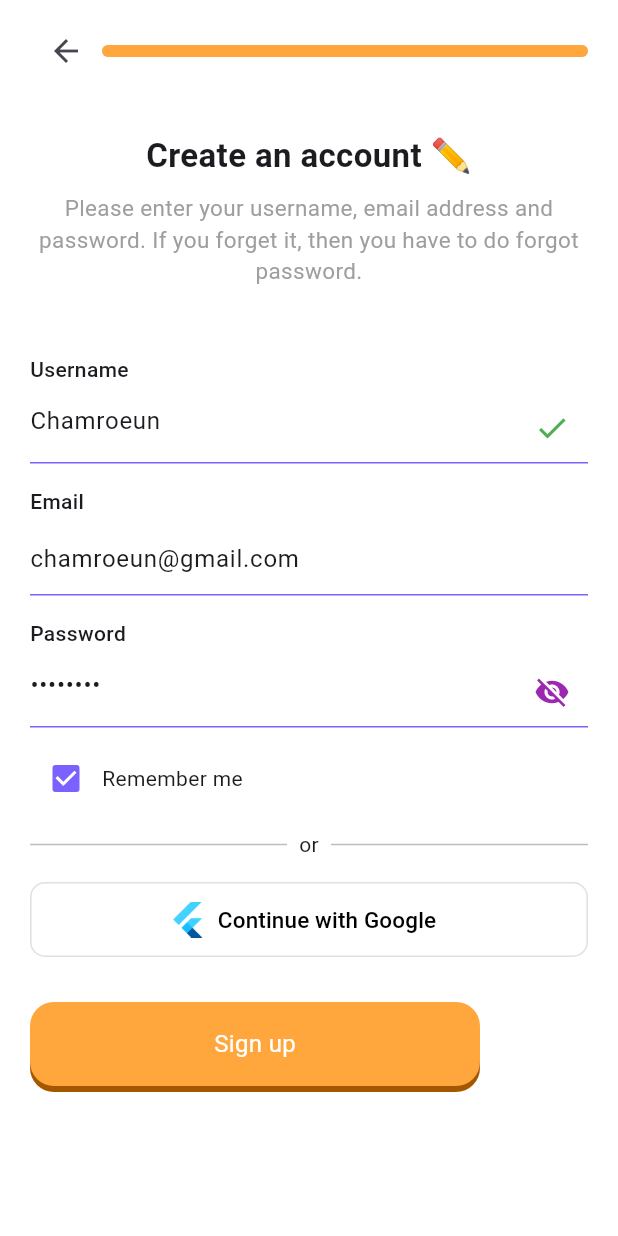
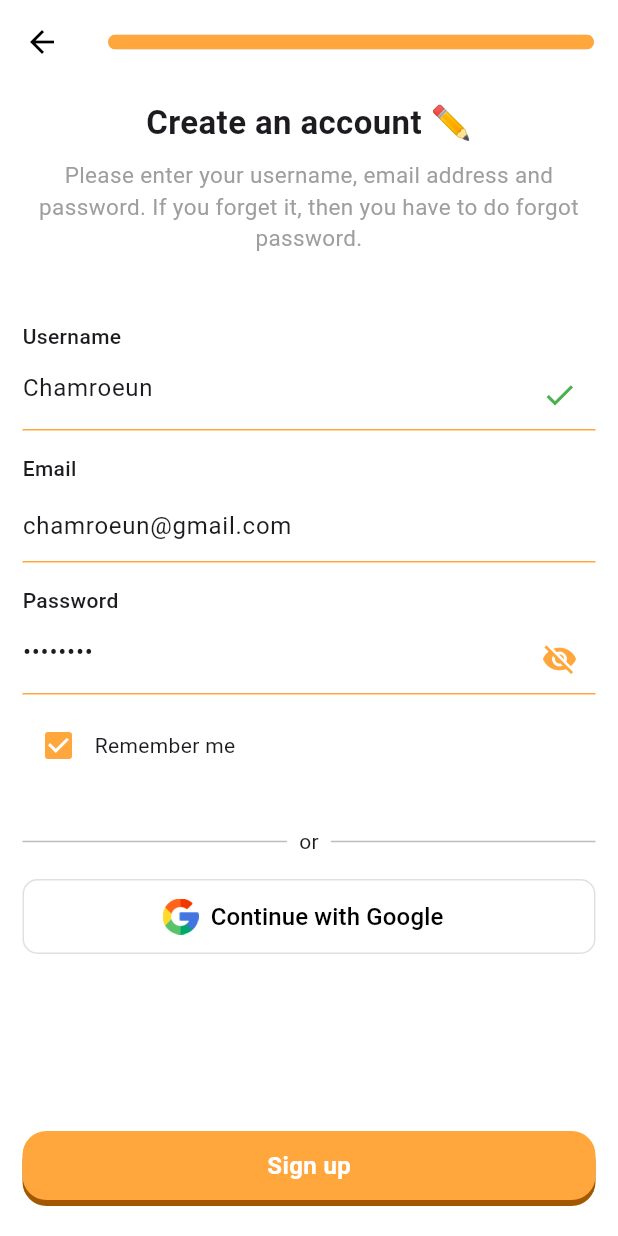
Before and after one commit to Ly-Chheng/quizzo, a Flutter app: the SignUpPage screen opened by its route, on a phone screen of 412 x 824 dp. Run offline on Flutter 3.47's test engine with Material 3 defaults, Android fonts, the phone set to English and light mode, and no system bars; our stand-ins replace firebase_core, firebase_messaging, flutter_dotenv, flutter_local_notifications, get, get_storage and 1 more; accounts and stored records are empty.

Commit message:
Updated auth

```diff
--- a/lib/views/auth/sign_up.dart
+++ b/lib/views/auth/sign_up.dart
@@ -2,6 +2,7 @@ import 'package:flutter/material.dart';
 import 'package:get/get.dart';
 import 'package:quizzo/widgets/animated_button.dart';
 import 'package:quizzo/widgets/custom_dialog.dart';
+import 'package:quizzo/widgets/custom_auth.dart';
 
 class SignUpPage extends StatefulWidget {
   const SignUpPage({super.key});
@@ -25,71 +26,82 @@ class _SignUpPageState extends State<SignUpPage> {
   Widget build(BuildContext context) {
     return Scaffold(
       backgroundColor: Colors.white,
-      body: SafeArea(
-  child: SingleChildScrollView(
-    padding: const EdgeInsets.symmetric(horizontal: 20, vertical: 10),
-    child: Column(
-      crossAxisAlignment: CrossAxisAlignment.start,
-      children: [
-        // Back button & Progress Bar
-        Row(
-          children: [
-            IconButton(
-              icon: const Icon(Icons.arrow_back),
+      resizeToAvoidBottomInset: true,
+      // AppBar with back button and progress bar
+      appBar: AppBar(
+        backgroundColor: Colors.white,
+        elevation: 0,
+        leading: IconButton(
+          icon: const Icon(Icons.arrow_back, color: Colors.black),
           onPressed: () {
-                Get.toNamed('/CreateAccountPage');
+            FocusScope.of(context).unfocus(); // Close the keyboard
+            // Get.back(); // Go back instead of pushing new route
+             Future.delayed(const Duration(milliseconds: 50), () {
+              Get.back();
+            });
           },
         ),
-            Expanded(
-              child: ClipRRect(
+        title: ClipRRect(
           borderRadius: BorderRadius.circular(10),
           child: LinearProgressIndicator(
             value: 1.0,
-                  minHeight: 8,
+            minHeight: (Get.context?.isPhone ?? true) ? 10 : 12,
             backgroundColor: Colors.grey.shade300,
             valueColor: const AlwaysStoppedAnimation<Color>(
               Color(0xFFFFA63D),
             ),
           ),
         ),
+        centerTitle: true,
       ),
-          ],
-        ),
-        const SizedBox(height: 30),
-
+      body: GestureDetector(
+        onTap: () => FocusScope.of(context).unfocus(),
+        child: SafeArea(
+          child: Column(
+            children: [
+              Expanded(
+                child: SingleChildScrollView(
+                  child: Padding(
+                    padding: const EdgeInsets.symmetric(horizontal: 15, vertical: 10),
+                    child: Column(
+                      crossAxisAlignment: CrossAxisAlignment.start,
+                      children: [
                         // Title
-        const Center(
+                        Center(
                           child: Text(
                             "Create an account ✏️",
-            style: TextStyle(fontSize: 22, fontWeight: FontWeight.bold),
+                            style: TextStyle(
+                                fontSize:
+                                    (Get.context?.isPhone ?? true) ? 22 : 25,
+                                fontWeight: FontWeight.bold),
                           ),
                         ),
-        const SizedBox(height: 8),
+                        SizedBox(
+                          height: (Get.context?.isPhone ?? true) ? 8 : 10,
+                        ),
 
                         // Subtitle
-        const Center(
+                        Center(
                           child: Text(
                             "Please enter your username, email address and password. "
                             "If you forget it, then you have to do forgot password.",
-            style: TextStyle(fontSize: 15, color: Colors.grey),
+                            style: TextStyle(
+                                fontSize:
+                                    (Get.context?.isPhone ?? true) ? 15 : 18,
+                                color: Colors.grey),
                             textAlign: TextAlign.center,
                           ),
                         ),
-        const SizedBox(height: 30),
+                        SizedBox(
+                          height: (Get.context?.isPhone ?? true) ? 30 : 60,
+                        ),
 
                         // Username
                         _buildLabel("Username"),
-        TextField(
+                        CustomUnderlineTextField(
                           controller: usernameController,
-          decoration: InputDecoration(
-            suffixIcon: const Icon(Icons.check, color: Colors.green),
-            enabledBorder: const UnderlineInputBorder(
-              borderSide: BorderSide(color: Color(0xFF7B61FF)),
-            ),
-            focusedBorder: const UnderlineInputBorder(
-              borderSide: BorderSide(color: Color(0xFF7B61FF), width: 2),
-            ),
-          ),
+                          hintText: 'Enter username',
+                          suffixIcon: Icons.check,
                         ),
 
                         // Email
@@ -98,37 +110,20 @@ class _SignUpPageState extends State<SignUpPage> {
                           controller: emailController,
                           decoration: const InputDecoration(
                             enabledBorder: UnderlineInputBorder(
-              borderSide: BorderSide(color: Color(0xFF7B61FF)),
+                              borderSide: BorderSide(color: Color(0xFFFFA63D)),
                             ),
                             focusedBorder: UnderlineInputBorder(
-              borderSide: BorderSide(color: Color(0xFF7B61FF), width: 2),
+                              borderSide:
+                                  BorderSide(color: Color(0xFFFFA63D), width: 2),
                             ),
                           ),
                         ),
 
                         // Password
                         _buildLabel("Password"),
-        TextField(
+                        PasswordField(
                           controller: passwordController,
-          obscureText: !passwordVisible,
-          decoration: InputDecoration(
-            suffixIcon: IconButton(
-              icon: Icon(
-                passwordVisible
-                    ? Icons.visibility
-                    : Icons.visibility_off,
-                color: Colors.purple,
-              ),
-              onPressed: () =>
-                  setState(() => passwordVisible = !passwordVisible),
-            ),
-            enabledBorder: const UnderlineInputBorder(
-              borderSide: BorderSide(color: Color(0xFF7B61FF)),
-            ),
-            focusedBorder: const UnderlineInputBorder(
-              borderSide: BorderSide(color: Color(0xFF7B61FF), width: 2),
-            ),
-          ),
+                          hintText: 'Enter password',
                         ),
 
                         const SizedBox(height: 10),
@@ -137,7 +132,7 @@ class _SignUpPageState extends State<SignUpPage> {
                         Row(
                           children: [
                             Checkbox(
-              activeColor: const Color(0xFF7B61FF),
+                              activeColor: const Color(0xFFFFA63D),
                               value: rememberMe,
                               onChanged: (value) =>
                                   setState(() => rememberMe = value ?? false),
@@ -145,8 +140,9 @@ class _SignUpPageState extends State<SignUpPage> {
                             const Text("Remember me"),
                           ],
                         ),
-
-        const SizedBox(height: 10),
+                        SizedBox(
+                          height: (Get.context?.isPhone ?? true) ? 30 : 40,
+                        ),
 
                         // Divider with OR
                         Row(
@@ -163,58 +159,48 @@ class _SignUpPageState extends State<SignUpPage> {
 
                         // Google button
                         _buildSocialButton(
-          icon: "assets/icons/Flutter_logo.png",
+                          icon: "assets/icons/google.png",
                           text: "Continue with Google",
                         ),
 
-        const SizedBox(height: 30),
-
-        // Sign up button
-        // SizedBox(
-        //   width: double.infinity,
-        //   child: ElevatedButton(
-        //     style: ElevatedButton.styleFrom(
-        //       backgroundColor: const Color(0xFF7B61FF),
-        //       padding: const EdgeInsets.symmetric(vertical: 15),
-        //       shape: RoundedRectangleBorder(
-        //         borderRadius: BorderRadius.circular(30),
-        //       ),
-        //     ),
-        //     onPressed: () {
-        //       showDialog(
-        //         context: context,
-        //         barrierDismissible: false,
-        //         builder: (context) => const SuccessDialog(),
-        //       );
-        //     },
-        //     child: const Text(
-        //       "Sign up",
-        //       style: TextStyle(fontSize: 16, color: Colors.white),
-        //     ),
-        //   ),
-        // ),
-        AnimatedButton(
-              width: 300,
-              height: 60,
+                        // const Spacer(),
+                      ],
+                    ),
+                  ),
+                ),
+              ),
+              Padding(
+                padding: const EdgeInsets.only(left: 15,right: 15,bottom: 20),
+                child: AnimatedButton(
+                  width: double.infinity,
+                  height: (Get.context?.isPhone ?? true) ? 50 : 60,
                   color: const Color(0xFFFFA63D),
                   borderRadius: 16,
                   shadowDegree: ShadowDegree.dark,
                   duration: 100,
                   enabled: true,
                   onPressed: () {
-                Get.toNamed('/SignUpPage');
+                    showDialog(
+                      context: context,
+                      barrierDismissible: false,
+                      builder: (context) => const SuccessDialog(),
+                    );
                   },
-              child: const Text(
+                  child: Text(
                     "Sign up",
-                 style: TextStyle(fontSize: 16, color: Colors.white),
+                    style: TextStyle(
+                      fontSize: (Get.context?.isPhone ?? true) ? 16 : 18,
+                      color: Colors.white,
+                      fontWeight: FontWeight.w600,
                     ),
                   ),
-        const SizedBox(height: 20),
+                ),
+              ),
+
             ],
           ),
         ),
       ),
-
     );
   }
 
@@ -223,7 +209,10 @@ class _SignUpPageState extends State<SignUpPage> {
       padding: const EdgeInsets.only(top: 15, bottom: 5),
       child: Text(
         label,
-        style: const TextStyle(fontWeight: FontWeight.w500, fontSize: 14),
+        style: TextStyle(
+          fontWeight: FontWeight.w500,
+          fontSize: (Get.context?.isPhone ?? true) ? 14 : 16,
+        ),
       ),
     );
   }
@@ -232,17 +221,25 @@ class _SignUpPageState extends State<SignUpPage> {
     return OutlinedButton.icon(
       style: OutlinedButton.styleFrom(
         side: BorderSide(color: Colors.grey.shade300),
-        minimumSize: const Size(double.infinity, 50),
+        minimumSize: Size(
+          double.infinity,
+          (Get.context?.isPhone ?? true) ? 50 : 60,
+        ),
         shape: RoundedRectangleBorder(
           borderRadius: BorderRadius.circular(10),
         ),
       ),
-      icon: Image.asset(icon, height: 24, width: 24),
+      icon: Image.asset(icon, height: (Get.context?.isPhone ?? true) ? 24 : 35, width: (Get.context?.isPhone ?? true) ? 24 : 35,),
       label: Text(
         text,
-        style: const TextStyle(color: Colors.black, fontSize: 15),
+        style: TextStyle(
+          color: Colors.black,
+          fontSize: (Get.context?.isPhone ?? true) ? 16 : 18,
         ),
-      onPressed: () {},
+      ),
+      onPressed: () {
+        // Get.toNamed('/CreateAccountPage');
+      },
     );
   }
 }
--- a/lib/widgets/animated_button.dart
+++ b/lib/widgets/animated_button.dart
@@ -46,9 +46,15 @@ class _AnimatedButtonState extends State<AnimatedButton> {
     final double _height = widget.height - _shadowHeight;
 
     return GestureDetector(
-      // width here is required for centering the button in parent
-      child: Container(
-        width: widget.width,
+      // Use LayoutBuilder to handle double.infinity width
+      child: LayoutBuilder(
+        builder: (context, constraints) {
+          final double actualWidth = widget.width == double.infinity
+              ? constraints.maxWidth
+              : widget.width;
+
+          return Container(
+            width: actualWidth,
             height: _height + _shadowHeight,
             child: Stack(
               children: <Widget>[
@@ -58,7 +64,7 @@ class _AnimatedButtonState extends State<AnimatedButton> {
                   bottom: 0,
                   child: Container(
                     height: _height,
-                width: widget.width,
+                    width: actualWidth,
                     decoration: BoxDecoration(
                       color: widget.enabled
                           ? darken(widget.color, widget.shadowDegree)
@@ -73,7 +79,7 @@ class _AnimatedButtonState extends State<AnimatedButton> {
                   bottom: _position,
                   child: Container(
                     height: _height,
-                width: widget.width,
+                    width: actualWidth,
                     decoration: BoxDecoration(
                       color: widget.enabled ? widget.color : widget.disabledColor,
                       borderRadius: _getBorderRadius(),
@@ -83,6 +89,8 @@ class _AnimatedButtonState extends State<AnimatedButton> {
                 ),
               ],
             ),
+          );
+        },
       ),
       onTapDown: widget.enabled ? _pressed : null,
       onTapUp: widget.enabled ? _unPressedOnTapUp : null,
--- /dev/null
+++ b/lib/widgets/custom_auth.dart
@@ -0,0 +1,93 @@
+import 'package:flutter/material.dart';
+
+class CustomUnderlineTextField extends StatelessWidget {
+  final TextEditingController controller;
+  final String? hintText;
+  final IconData? suffixIcon;
+  final Color underlineColor;
+  final Color iconColor;
+
+  const CustomUnderlineTextField({
+    super.key,
+    required this.controller,
+    this.hintText,
+    this.suffixIcon,
+    this.underlineColor = const Color(0xFFFFA63D),
+    this.iconColor = Colors.green,
+  });
+
+  @override
+  Widget build(BuildContext context) {
+    return TextField(
+      controller: controller,
+      decoration: InputDecoration(
+        hintText: hintText,
+        suffixIcon: suffixIcon != null
+            ? Icon(suffixIcon, color: iconColor)
+            : null,
+        enabledBorder: UnderlineInputBorder(
+          borderSide: BorderSide(color: underlineColor),
+        ),
+        focusedBorder: UnderlineInputBorder(
+          borderSide: BorderSide(color: underlineColor, width: 2),
+        ),
+      ),
+    );
+  }
+}
+
+
+
+class PasswordField extends StatefulWidget {
+  final TextEditingController controller;
+  final Color underlineColor;
+  final Color iconColor;
+  final String? hintText;
+
+  const PasswordField({
+    super.key,
+    required this.controller,
+    this.underlineColor = const Color(0xFFFFA63D),
+    this.iconColor = const Color(0xFFFFA63D),
+    this.hintText,
+  });
+
+  @override
+  State<PasswordField> createState() => _PasswordFieldState();
+}
+
+class _PasswordFieldState extends State<PasswordField> {
+  bool passwordVisible = false;
+
+  @override
+  void initState() {
+    super.initState();
+    passwordVisible = false;
+  }
+
+  @override
+  Widget build(BuildContext context) {
+    return TextField(
+      controller: widget.controller,
+      obscureText: !passwordVisible,
+      decoration: InputDecoration(
+        hintText: widget.hintText,
+        suffixIcon: IconButton(
+          icon: Icon(
+            passwordVisible ? Icons.visibility : Icons.visibility_off,
+            color: widget.iconColor,
+          ),
+          onPressed: () => setState(() {
+            passwordVisible = !passwordVisible;
+          }),
+        ),
+        enabledBorder: UnderlineInputBorder(
+          borderSide: BorderSide(color: widget.underlineColor),
+        ),
+        focusedBorder: UnderlineInputBorder(
+          borderSide: BorderSide(color: widget.underlineColor, width: 2),
+        ),
+      ),
+    );
+  }
+}
--- a/lib/widgets/splash_screen.dart
+++ b/lib/widgets/splash_screen.dart
@@ -2,6 +2,7 @@ import 'package:flutter/material.dart';
 import 'package:get/get.dart';
 import 'package:get/get_connect/http/src/utils/utils.dart';
 import 'package:quizzo/models/splash_controller.dart';
+import 'package:quizzo/widgets/loading_screen.dart';
 
 class SplashScreen extends StatelessWidget {
   const SplashScreen({super.key});
@@ -23,7 +24,7 @@ class SplashScreen extends StatelessWidget {
             Icon(Icons.quiz,size: 200,color: Color(0xFFFFA63D),),
             Text("Qiuzzo",style: TextStyle(fontSize: 40,fontWeight:FontWeight.bold),),
             const SizedBox(height: 150),
-            const CircularProgressIndicator(strokeWidth: 5,color: Color(0xFFFFA63D),),
+            RotatingDotsLoader()
           ],
 
         ),
```
Also changed, not shown: lib/views/onboarding/onboarding_screen.dart (+46 -41 lines), lib/views/type_account/type_account_screen.dart (+33 -34 lines), lib/widgets/HexagonDots.dart (deleted, +0 -28 lines), lib/widgets/custom_dialog.dart (+8 -6 lines), lib/widgets/loading_screen.dart (added, +69 -0 lines), assets/icons/google.png (added), 8 other files. Lines whose indentation alone changed are shown as unchanged.
